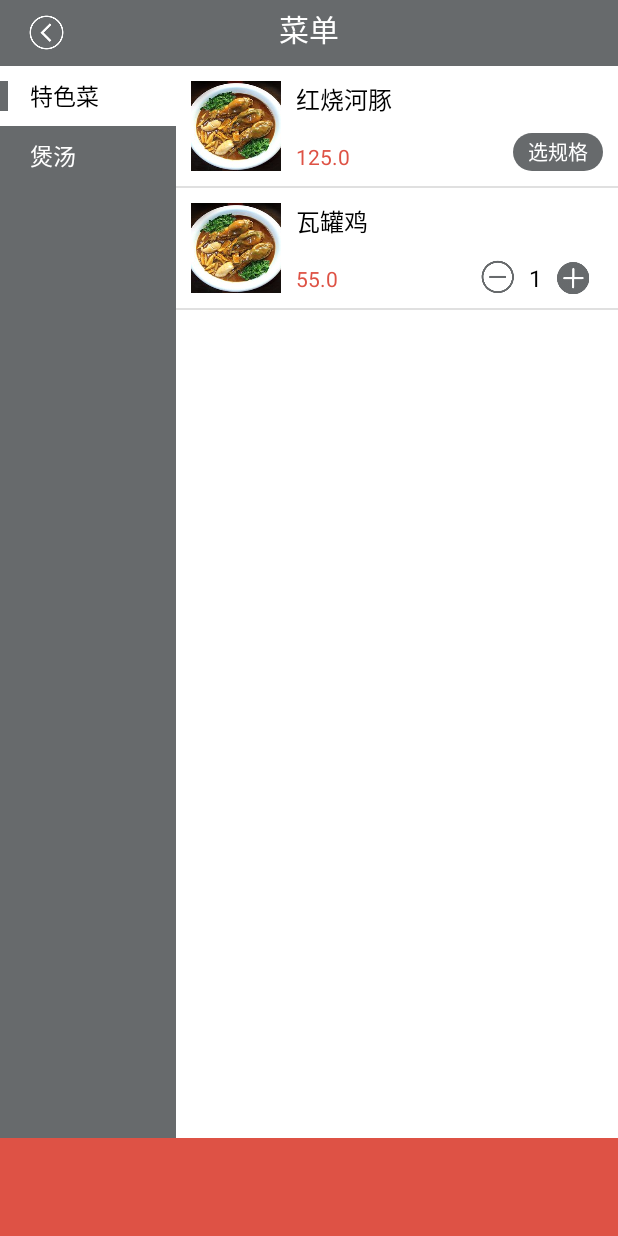
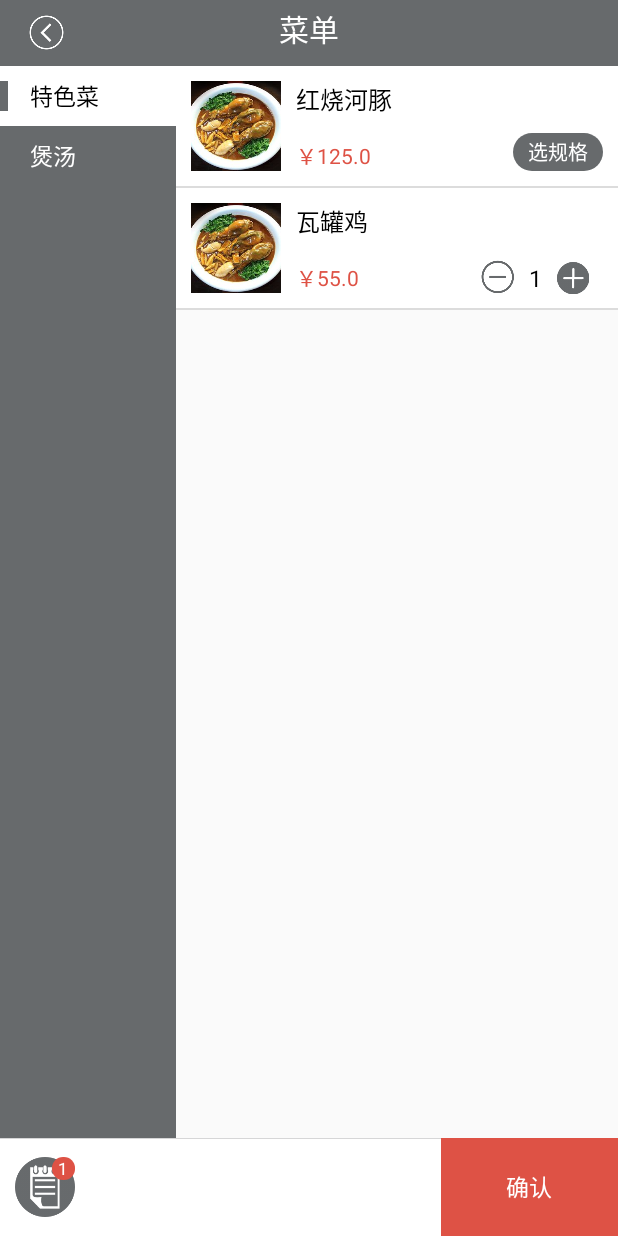
Before and after one commit to luyanisme/smart-menu-android-shop, an Android app: the MenuActivity screen opened directly, with no data from a screen before it, after a tap on an icon or button, on a phone screen of 412 x 824 dp. Run offline under Robolectric (Android 15) with nearby library versions, the phone set to English and light mode, and no system bars.

Commit message:
添加底部弹出订单list

```diff
--- a/SmartMenu_Shop/app/src/main/java/com/example/luyan/smartmenu_shop/Activity/Desk/MenuActivity.java
+++ b/SmartMenu_Shop/app/src/main/java/com/example/luyan/smartmenu_shop/Activity/Desk/MenuActivity.java
@@ -1,11 +1,11 @@
 package com.example.luyan.smartmenu_shop.Activity.Desk;
 
-import android.support.v7.app.AppCompatActivity;
+import android.graphics.drawable.ColorDrawable;
 import android.os.Bundle;
-import android.util.Log;
+import android.view.LayoutInflater;
 import android.view.View;
 import android.widget.AdapterView;
-import android.widget.ImageView;
+import android.widget.LinearLayout;
 import android.widget.ListView;
 import android.widget.RelativeLayout;
 import android.widget.TextView;
@@ -13,10 +13,11 @@ import android.widget.TextView;
 import com.example.luyan.smartmenu_shop.Activity.BaseActivity;
 import com.example.luyan.smartmenu_shop.Adapter.CaseAdapter;
 import com.example.luyan.smartmenu_shop.Adapter.CateAdapter;
+import com.example.luyan.smartmenu_shop.Adapter.OrderAdapter;
+import com.example.luyan.smartmenu_shop.Adapter.OrderedAdapter;
+import com.example.luyan.smartmenu_shop.Common.Public;
 import com.example.luyan.smartmenu_shop.Metadata.CASECATEITEM;
 import com.example.luyan.smartmenu_shop.Metadata.CASEITEM;
-import com.example.luyan.smartmenu_shop.Metadata.CASEPROPERTYITEM;
-import com.example.luyan.smartmenu_shop.Metadata.CASESTANDARDITEM;
 import com.example.luyan.smartmenu_shop.R;
 import com.example.luyan.smartmenu_shop.Utils.ActivityCollectorUtils;
 import com.example.luyan.smartmenu_shop.Widgt.ChooseStandardPanel;
@@ -33,6 +34,9 @@ public class MenuActivity extends BaseActivity implements CaseAdapter.TapDelegat
     private CateAdapter cateAdapter;
     private CaseAdapter caseAdapter;
     private CASECATEITEM[] casecateitems;
+    private ListView orderList;
+    private RelativeLayout listContent;
+    private TextView orderTag;
     private int currentIndex = 0;//当前index
     ArrayList<CASEITEM> caseitems = new ArrayList<>();
     ArrayList<CASEITEM> orderedItems = new ArrayList<>();//已选菜色
@@ -42,10 +46,36 @@ public class MenuActivity extends BaseActivity implements CaseAdapter.TapDelegat
         super.onCreate(savedInstanceState);
         setContentLayout(R.layout.activity_menu);
 
+        listContent = (RelativeLayout) findViewById(R.id.list_content);
+        orderTag = (TextView) findViewById(R.id.order_tag);
+        findViewById(R.id.ordered).setOnClickListener(new View.OnClickListener() {
+            @Override
+            public void onClick(View view) {
+                showPopwindow();
+            }
+        });
+
         initData();
         initCateList();
         initCaseList();
         ActivityCollectorUtils.addActivity(this);
+    }
+
+    /**
+     * 显示popupWindow
+     */
+    private void showPopwindow() {
+
+        View contentView = LayoutInflater.from(MenuActivity.this).inflate(
+                R.layout.pop_list_content, null);
+        orderList = (ListView) contentView.findViewById(R.id.order_list);
+        OrderedAdapter orderedAdapter = new OrderedAdapter(this, orderedItems);
+        orderList.setAdapter(orderedAdapter);
+        RelativeLayout.LayoutParams params = new RelativeLayout.LayoutParams(RelativeLayout.LayoutParams.MATCH_PARENT, RelativeLayout.LayoutParams.MATCH_PARENT);
+        contentView.setBackground(new ColorDrawable(0xb0000000));
+        contentView.setLayoutParams(params);
+        listContent.addView(contentView);
+
     }
 
     private void initCateList() {
@@ -62,7 +92,7 @@ public class MenuActivity extends BaseActivity implements CaseAdapter.TapDelegat
                     casecateitems[currentIndex].setSelected(false);
                     currentIndex = i;
                     cateAdapter.notifyDataSetChanged();
-                    caseitems = casecateitems[currentIndex].getCases();
+                    caseAdapter.setCaseitems(casecateitems[currentIndex].getCases());
                     caseAdapter.notifyDataSetChanged();
                 }
             }
@@ -132,10 +162,14 @@ public class MenuActivity extends BaseActivity implements CaseAdapter.TapDelegat
             orderNumView.setVisibility(View.VISIBLE);
             reduceView.setVisibility(View.VISIBLE);
             orderNumView.setText(String.valueOf(orderNum));
+            orderedItems.add(casecateitems[currentIndex].getCases().get(index));
         } else {
             orderNum++;
             orderNumView.setText(String.valueOf(orderNum));
         }
+        Public.totalOrderNum ++;
+        casecateitems[currentIndex].getCases().get(index).setOrderNum(orderNum);
+        setTagNum(Public.totalOrderNum);
     }
 
     @Override
@@ -146,7 +180,11 @@ public class MenuActivity extends BaseActivity implements CaseAdapter.TapDelegat
         if (orderNum == 0) {
             orderNumView.setVisibility(View.GONE);
             reduceView.setVisibility(View.GONE);
+            orderedItems.remove(casecateitems[currentIndex].getCases().get(index));
         }
+        Public.totalOrderNum --;
+        casecateitems[currentIndex].getCases().get(index).setOrderNum(orderNum);
+        setTagNum(Public.totalOrderNum);
     }
 
     @Override
@@ -161,6 +199,15 @@ public class MenuActivity extends BaseActivity implements CaseAdapter.TapDelegat
     @Override
     /*ChooseStandardPanel点击事件的代理方法*/
     public void tap(int index, int orderNum) {
+        setTagNum(Public.totalOrderNum);
+    }
 
+    private void setTagNum(int num){
+        if (num == 0){
+            orderTag.setVisibility(View.GONE);
+        } else {
+            orderTag.setVisibility(View.VISIBLE);
+            orderTag.setText(String.valueOf(num));
+        }
     }
 }
--- a/SmartMenu_Shop/app/src/main/java/com/example/luyan/smartmenu_shop/Adapter/CaseAdapter.java
+++ b/SmartMenu_Shop/app/src/main/java/com/example/luyan/smartmenu_shop/Adapter/CaseAdapter.java
@@ -61,15 +61,24 @@ public class CaseAdapter extends BaseAdapter {
         }
 
         holder.caseName.setText(caseitems.get(position).getCaseName());
-        holder.casePrice.setText(String.valueOf(caseitems.get(position).getCasePrice()));
+        holder.casePrice.setText("￥"+String.valueOf(caseitems.get(position).getCasePrice()));
         holder.reduce.setVisibility(View.GONE);
         holder.orderNum.setVisibility(View.GONE);
         if (caseitems.get(position).getCasePropertyVals().size() == 0 && caseitems.get(position).getCaseStandardVals().size() == 0){
             holder.chooseStandard.setVisibility(View.GONE);
             holder.orderNumOperate.setVisibility(View.VISIBLE);
+            if (caseitems.get(position).getOrderNum() != 0){
+                holder.orderNum.setText(String.valueOf(caseitems.get(position).getOrderNum()));
+                holder.orderNum.setVisibility(View.VISIBLE);
+                holder.reduce.setVisibility(View.VISIBLE);
+            }
         } else {
             holder.chooseStandard.setVisibility(View.VISIBLE);
             holder.orderNumOperate.setVisibility(View.GONE);
+            if (caseitems.get(position).getOrderNum() != 0){
+                holder.standardOrderNum.setVisibility(View.VISIBLE);
+                holder.standardOrderNum.setText(String.valueOf(caseitems.get(position).getOrderNum()));
+            }
         }
 
         holder.chooseStandard.setOnClickListener(new View.OnClickListener() {
@@ -122,6 +131,14 @@ public class CaseAdapter extends BaseAdapter {
         public TextView standardOrderNum;//已点数量
     }
 
+    public ArrayList<CASEITEM> getCaseitems() {
+        return caseitems;
+    }
+
+    public void setCaseitems(ArrayList<CASEITEM> caseitems) {
+        this.caseitems = caseitems;
+    }
+
     public TapDelegate getTapDelegate() {
         return tapDelegate;
     }
--- /dev/null
+++ b/SmartMenu_Shop/app/src/main/java/com/example/luyan/smartmenu_shop/Common/Public.java
@@ -0,0 +1,10 @@
+package com.example.luyan.smartmenu_shop.Common;
+
+/**
+ * Created by luyan on 16/06/2017.
+ */
+
+public class Public {
+    public static int totalOrderNum = 0;
+
+}
--- a/SmartMenu_Shop/app/src/main/res/layout/activity_menu.xml
+++ b/SmartMenu_Shop/app/src/main/res/layout/activity_menu.xml
@@ -7,30 +7,97 @@
     android:orientation="vertical"
     tools:context="com.example.luyan.smartmenu_shop.Activity.Desk.MenuActivity">
 
+    <RelativeLayout
+        android:id="@+id/list_content"
+        android:layout_width="match_parent"
+        android:layout_height="0dp"
+        android:layout_weight="11">
+
         <LinearLayout
             android:layout_width="match_parent"
-        android:layout_height="0dp"
-        android:orientation="horizontal"
-        android:layout_weight="11">
+            android:layout_height="match_parent"
+            android:orientation="horizontal">
+
             <ListView
                 android:id="@+id/cate_list"
                 android:layout_width="0dp"
                 android:layout_height="match_parent"
                 android:layout_weight="2"
-            android:divider="@null"
-            android:background="@color/colorPrimary"></ListView>
+                android:background="@color/colorPrimary"
+                android:divider="@null"></ListView>
+
             <ListView
                 android:id="@+id/case_list"
                 android:layout_width="0dp"
                 android:layout_height="match_parent"
                 android:layout_weight="5"
-            android:background="@color/colorWhite"
                 android:listSelector="@android:color/transparent"></ListView>
         </LinearLayout>
+    </RelativeLayout>
 
     <LinearLayout
+        android:id="@+id/bottom_content"
         android:layout_width="match_parent"
         android:layout_height="0dp"
         android:layout_weight="1"
-        android:background="@color/colorRed"></LinearLayout>
+        android:orientation="horizontal">
+
+        <LinearLayout
+            android:layout_width="0dp"
+            android:layout_height="match_parent"
+            android:layout_weight="5"
+            android:background="@color/colorWhite"
+            android:orientation="horizontal">
+
+            <RelativeLayout
+                android:layout_width="match_parent"
+                android:layout_height="match_parent">
+
+                <ImageView
+                    android:layout_width="match_parent"
+                    android:layout_height="0.5dp"
+                    android:layout_alignParentTop="true"
+                    android:layout_marginTop="0dp"
+                    android:background="@color/gray" />
+
+                <RelativeLayout
+                    android:id="@+id/ordered"
+                    android:layout_width="40dp"
+                    android:layout_height="40dp"
+                    android:layout_centerVertical="true"
+                    android:layout_marginLeft="10dp">
+
+                    <ImageView
+                        android:layout_width="match_parent"
+                        android:layout_height="match_parent"
+                        android:src="@drawable/order_icon" />
+
+                    <TextView
+                        android:id="@+id/order_tag"
+                        android:layout_width="15dp"
+                        android:layout_height="15dp"
+                        android:layout_alignParentRight="true"
+                        android:layout_alignParentTop="true"
+                        android:layout_marginLeft="10dp"
+                        android:layout_marginTop="0dp"
+                        android:background="@drawable/dot_tag_bg"
+                        android:gravity="center"
+                        android:text="1"
+                        android:textColor="@color/colorWhite"
+                        android:textSize="11dp"
+                        android:visibility="gone" />
+                </RelativeLayout>
+            </RelativeLayout>
         </LinearLayout>
+
+        <TextView
+            android:layout_width="0dp"
+            android:layout_height="match_parent"
+            android:layout_weight="2"
+            android:background="@color/colorRed"
+            android:gravity="center"
+            android:text="@string/confirm"
+            android:textColor="@color/colorWhite"
+            android:textSize="15dp" />
+    </LinearLayout>
+</LinearLayout>
--- a/SmartMenu_Shop/app/src/main/res/layout/case_list_item.xml
+++ b/SmartMenu_Shop/app/src/main/res/layout/case_list_item.xml
@@ -1,7 +1,8 @@
 <?xml version="1.0" encoding="utf-8"?>
 <RelativeLayout xmlns:android="http://schemas.android.com/apk/res/android"
     android:layout_width="match_parent"
-    android:layout_height="80dp">
+    android:layout_height="80dp"
+    android:background="@color/colorWhite">
 
     <RelativeLayout
         android:layout_width="match_parent"
--- a/SmartMenu_Shop/app/src/main/res/layout/desk_grid_item.xml
+++ b/SmartMenu_Shop/app/src/main/res/layout/desk_grid_item.xml
@@ -1,7 +1,8 @@
 <?xml version="1.0" encoding="utf-8"?>
 <com.example.luyan.smartmenu_shop.Widgt.SquareLayout xmlns:android="http://schemas.android.com/apk/res/android"
     android:orientation="vertical" android:layout_width="match_parent"
-    android:layout_height="wrap_content">
+    android:layout_height="wrap_content"
+    android:background="@color/colorWhite">
 
     <TextView
         android:id="@+id/m_text"
--- a/SmartMenu_Shop/app/src/main/res/values/strings.xml
+++ b/SmartMenu_Shop/app/src/main/res/values/strings.xml
@@ -19,6 +19,7 @@
     <string name="notice">通知</string>
     <string name="dealed_order">已处理的订单</string>
     <string name="undealed_order">未处理的订单</string>
+    <string name="confirm">确认</string>
 
     <!-- TODO: Remove or change this placeholder text -->
     <string name="hello_blank_fragment">Hello blank fragment</string>
```
Also changed, not shown: SmartMenu_Shop/app/src/main/java/com/example/luyan/smartmenu_shop/Adapter/OrderedAdapter.java (added, +87 -0 lines), SmartMenu_Shop/app/src/main/java/com/example/luyan/smartmenu_shop/Widgt/ChooseStandardPanel.java (+6 -1 lines), SmartMenu_Shop/app/src/main/java/com/example/luyan/smartmenu_shop/Widgt/MaxHeightView.java (added, +135 -0 lines), SmartMenu_Shop/app/src/main/res/anim/pophidden_anim.xml (added, +7 -0 lines), SmartMenu_Shop/app/src/main/res/anim/popshow_anim.xml (added, +8 -0 lines), SmartMenu_Shop/app/src/main/res/layout/ordered_list_item.xml (added, +92 -0 lines), SmartMenu_Shop/app/src/main/res/layout/pop_list_content.xml (added, +19 -0 lines), SmartMenu_Shop/app/src/main/res/values/attrs_max_height_view.xml (added, +9 -0 lines), SmartMenu_Shop/app/src/main/res/values/styles.xml (+7 -0 lines), SmartMenu_Shop/app/src/main/res/drawable-hdpi/order_icon.png (added). Lines whose indentation alone changed are shown as unchanged.
